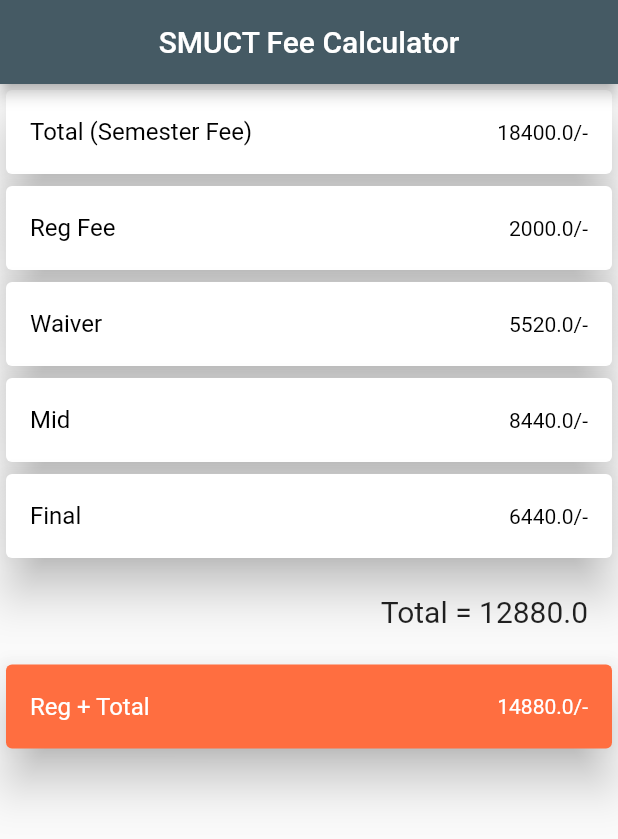
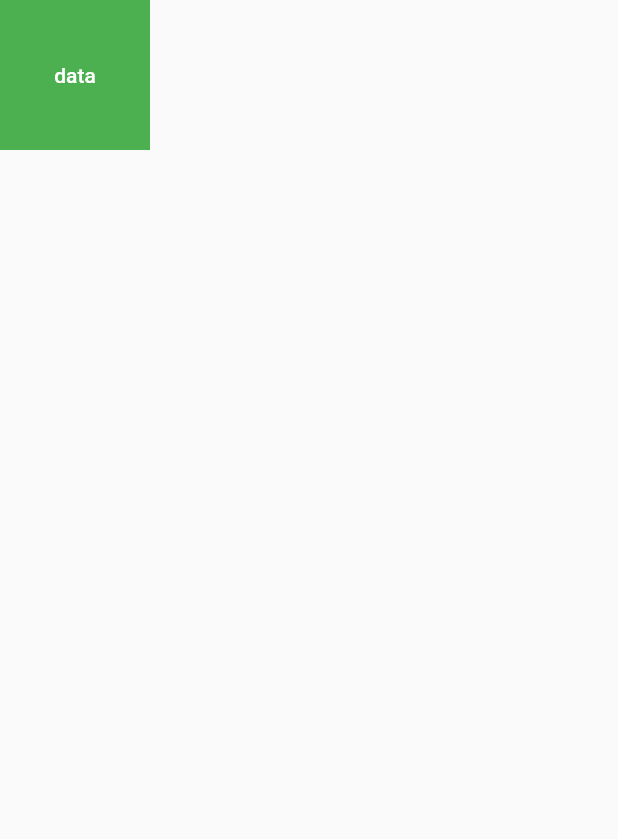
Before and after one commit to momin-mostafa/Smuct-Payment-Calculator, a Flutter app: the screen it shows after launch, on a phone screen of 412 x 824 dp. Shown: the top 839 px of the screen. Run offline on Flutter 3.47's test engine with Material 2 defaults, Android fonts, the phone set to English and light mode, and no system bars; our stand-ins replace get; missing offline and left inert: window_size.

Commit message:
update for tanvir

```diff
--- /dev/null
+++ b/payment_calc_smuct/lib/demo_first_page.dart
@@ -0,0 +1,30 @@
+import 'package:flutter/material.dart';
+// import 'package:payment_calc_smuct/controller/cost_controller.dart';
+import 'package:get/get.dart';
+import 'package:payment_calc_smuct/ui.dart';
+
+class DemoFirstPage extends StatelessWidget {
+  const DemoFirstPage({Key? key}) : super(key: key);
+  // CostController a = CostController(
+  //     semesterfeeTotal: 1200, registrationFee: 200, waiverPercentage: 1);
+  final double input1 = 20600, input2 = 2000, input3 = 30;
+  @override
+  Widget build(BuildContext context) {
+    return Scaffold(
+      body: Container(
+        width: 100,
+        height: 100,
+        color: Colors.green,
+        child: TextButton(
+          child: const Text(
+            "data",
+            style: TextStyle(color: Colors.white),
+          ),
+          onPressed: () {
+            Get.to(const Home(), arguments: [input1, input2, input3]);
+          },
+        ),
+      ),
+    );
+  }
+}
--- a/payment_calc_smuct/lib/main.dart
+++ b/payment_calc_smuct/lib/main.dart
@@ -1,6 +1,7 @@
 import 'dart:io';
 import 'package:flutter/material.dart';
-import 'ui.dart';
+import 'demo_first_page.dart';
+// import 'ui.dart';
 import 'package:window_size/window_size.dart';
 import 'package:get/get.dart';
 // import 'drop_down_menu.dart';
@@ -27,7 +28,8 @@
   Widget build(BuildContext context) {
     return const GetMaterialApp(
       home: SafeArea(
-        child: Home(),
+        // child: Home(),
+        child: DemoFirstPage(),
       ),
       debugShowCheckedModeBanner: false,
     );
--- a/payment_calc_smuct/lib/ui.dart
+++ b/payment_calc_smuct/lib/ui.dart
@@ -15,10 +15,11 @@
   @override
   Widget build(BuildContext context) {
     Size size = MediaQuery.of(context).size;
+    var data = Get.arguments;
     var dataController = Get.put(CostController(
-      semesterfeeTotal: 18400,
-      registrationFee: 2000,
-      waiverPercentage: 30,
+      semesterfeeTotal: data[0],
+      registrationFee: data[1],
+      waiverPercentage: data[2],
     ));
 
     return Scaffold(
```
